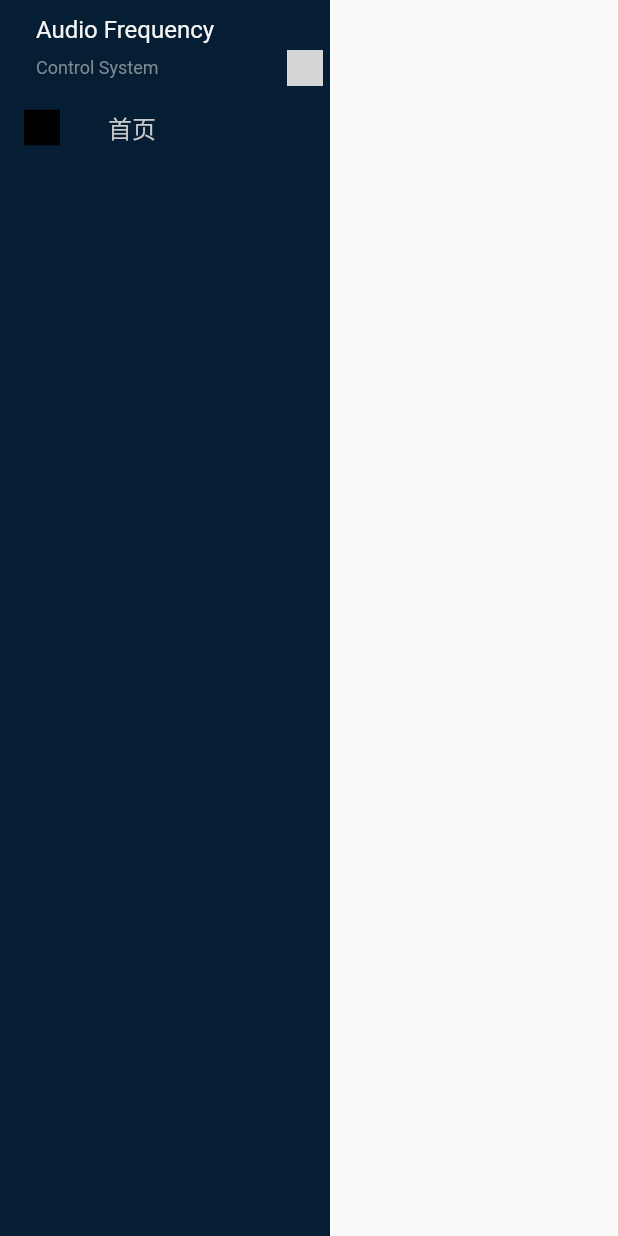
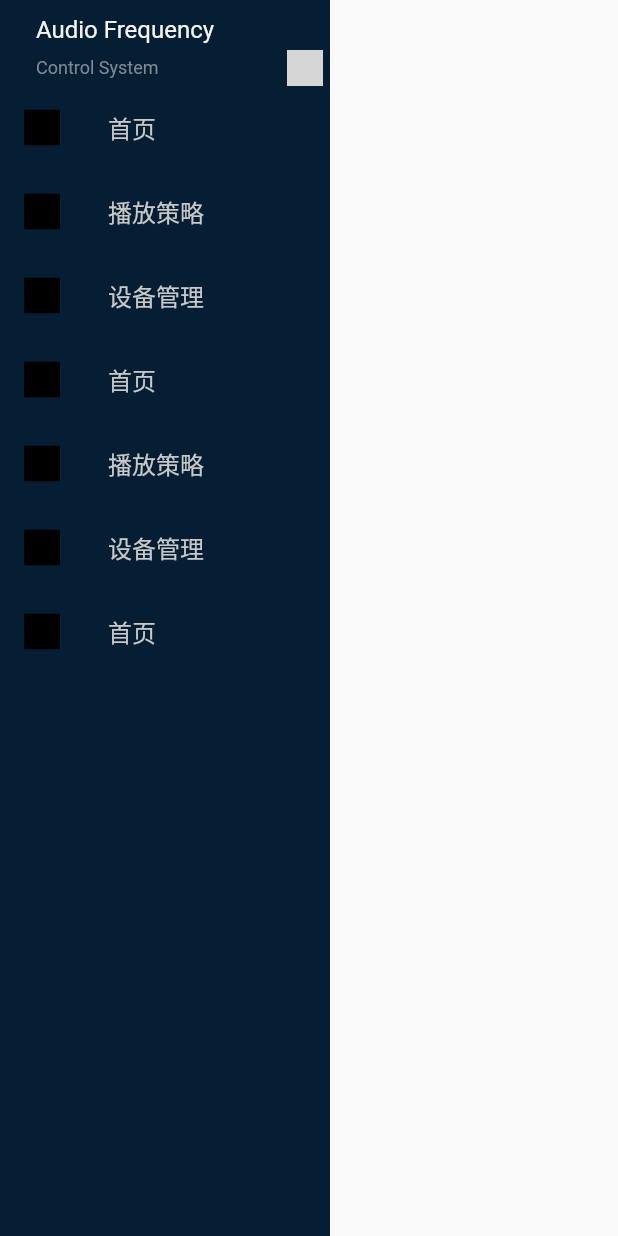
Before and after one commit to ChengPan-debug/ip_web, a Flutter app: the HomeScreen screen opened directly, on a phone screen of 412 x 824 dp. Run offline on Flutter 3.47's test engine with Material 2 defaults, Android fonts, the phone set to English and light mode, and no system bars; our stand-ins replace flutter_svg; network calls fail; grey boxes are pictures that could not be loaded.

Commit message:
1、首页左侧导航栏UI

```diff
--- a/lib/login/components/home_screen.dart
+++ b/lib/login/components/home_screen.dart
@@ -18,6 +18,7 @@ class _HomeScreenState extends State<HomeScreen> {
         width: 220,
         height: double.infinity,
         color: const Color(0xFF061E33),
+        child: SingleChildScrollView(
           child: Column(
             children: [
               const LogoWidget(),
@@ -29,8 +30,63 @@ class _HomeScreenState extends State<HomeScreen> {
                   '首页',
                   style: TextStyle(color: Color(0xFFC9C9C9)),
                 ),
-            )
+              ),
+              ListTile(
+                leading: SvgPicture.asset(
+                  'assets/svg/nav_icon_play.svg',
+                ),
+                title: const Text(
+                  '播放策略',
+                  style: TextStyle(color: Color(0xFFC9C9C9)),
+                ),
+              ),
+              ListTile(
+                leading: SvgPicture.asset(
+                  'assets/svg/nav_icon_play.svg',
+                ),
+                title: const Text(
+                  '设备管理',
+                  style: TextStyle(color: Color(0xFFC9C9C9)),
+                ),
+              ),
+              ListTile(
+                leading: SvgPicture.asset(
+                  'assets/svg/nav_icon_play.svg',
+                ),
+                title: const Text(
+                  '首页',
+                  style: TextStyle(color: Color(0xFFC9C9C9)),
+                ),
+              ),
+              ListTile(
+                leading: SvgPicture.asset(
+                  'assets/svg/nav_icon_play.svg',
+                ),
+                title: const Text(
+                  '播放策略',
+                  style: TextStyle(color: Color(0xFFC9C9C9)),
+                ),
+              ),
+              ListTile(
+                leading: SvgPicture.asset(
+                  'assets/svg/nav_icon_play.svg',
+                ),
+                title: const Text(
+                  '设备管理',
+                  style: TextStyle(color: Color(0xFFC9C9C9)),
+                ),
+              ),
+              ListTile(
+                leading: SvgPicture.asset(
+                  'assets/svg/nav_icon_play.svg',
+                ),
+                title: const Text(
+                  '首页',
+                  style: TextStyle(color: Color(0xFFC9C9C9)),
+                ),
+              ),
             ],
+          ),
         ),
       ),
     );
```
Lines whose indentation alone changed are shown as unchanged.
